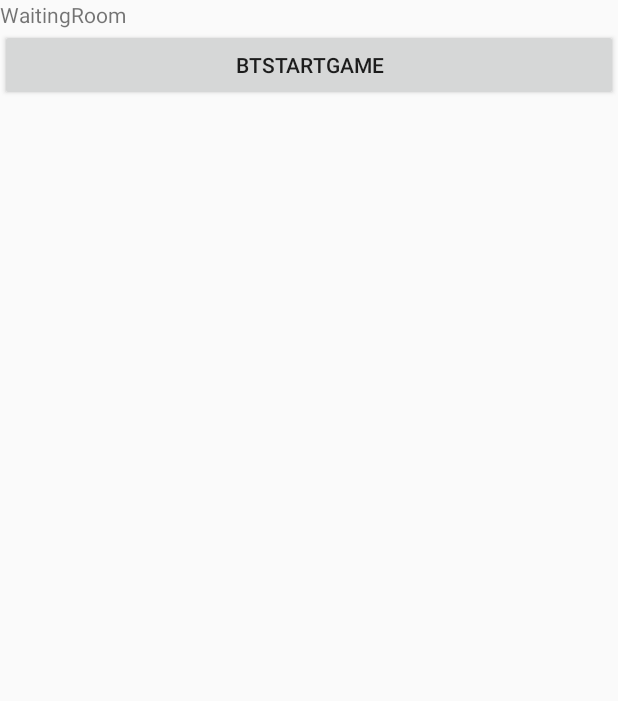
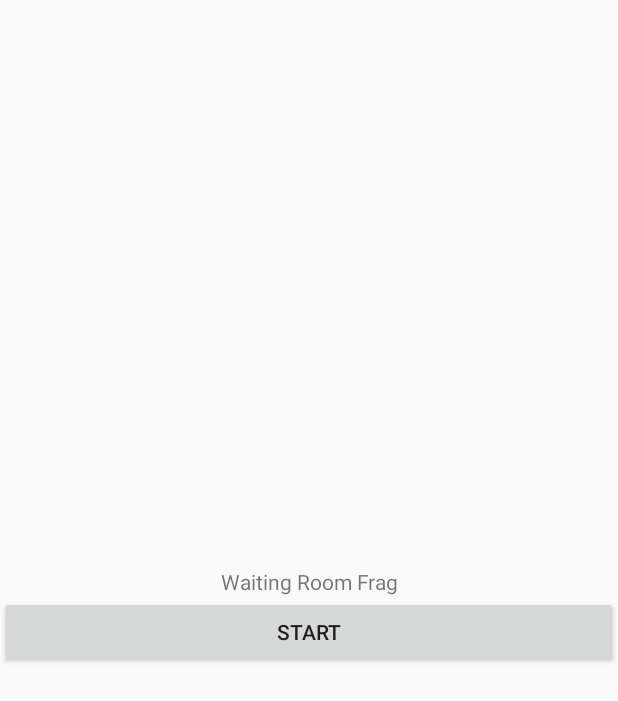
Before and after one commit to YannickVeron/DimSpaceTeam, an Android app: the layout waiting_room_fragment.xml on its own in the app's theme, with its tools: preview values and no code run, on a phone screen of 412 x 824 dp. Shown: the top 701 px of the screen. Run offline under Robolectric (Android 15) with nearby library versions, the phone set to English and light mode, and no system bars.

Commit message:
Switch WaitingRoom to fragment

```diff
--- a/app/src/main/AndroidManifest.xml
+++ b/app/src/main/AndroidManifest.xml
@@ -17,7 +17,7 @@
                 <category android:name="android.intent.category.LAUNCHER" />
             </intent-filter>
         </activity>
-        <activity android:name=".WaitingRoom" ></activity>
+        <activity android:name=".GameActivity" ></activity>
     </application>
 
 </manifest>
--- a/app/src/main/java/com/example/dimspaceteam/MainActivity.kt
+++ b/app/src/main/java/com/example/dimspaceteam/MainActivity.kt
@@ -27,7 +27,7 @@ class MainActivity : AppCompatActivity() {
         builder.setView(dialogLayout)
         builder.setPositiveButton("Connect") {
                 dialogInterface, i -> Toast.makeText(applicationContext, "EditText is " + username.text.toString(), Toast.LENGTH_SHORT).show()
-            val intent = Intent(this, WaitingRoom::class.java)
+            val intent = Intent(this,GameActivity::class.java)
             startActivity(intent)
         }
         builder.show()
--- a/app/src/main/java/com/example/dimspaceteam/WaitingRoom.kt
+++ /dev/null
@@ -1,15 +0,0 @@
-package com.example.dimspaceteam
-
-
-import androidx.appcompat.app.AppCompatActivity
-import android.os.Bundle
-
-class WaitingRoom : AppCompatActivity() {
-
-    override fun onCreate(savedInstanceState: Bundle?) {
-        super.onCreate(savedInstanceState)
-        setContentView(R.layout.waiting_room)
-
-        //test
-    }
-}
--- a/app/src/main/res/layout/waiting_room.xml
+++ b/app/src/main/res/layout/waiting_room_fragment.xml
@@ -1,17 +1,20 @@
 <?xml version="1.0" encoding="utf-8"?>
 <LinearLayout xmlns:android="http://schemas.android.com/apk/res/android"
-    android:orientation="vertical" android:layout_width="match_parent"
-    android:layout_height="match_parent">
+    android:layout_width="match_parent"
+    android:layout_height="match_parent"
+    android:gravity="center"
+    android:orientation="vertical">
 
     <TextView
-        android:id="@+id/textView2"
+        android:id="@+id/textView3"
         android:layout_width="match_parent"
         android:layout_height="wrap_content"
-        android:text="WaitingRoom" />
+        android:text="Waiting Room Frag"
+        android:textAlignment="center" />
 
     <Button
-        android:id="@+id/button"
+        android:id="@+id/btnStart"
         android:layout_width="match_parent"
         android:layout_height="wrap_content"
-        android:text="btStartGame" />
+        android:text="Start" />
 </LinearLayout>
```
Also changed, not shown: app/src/main/java/com/example/dimspaceteam/GameActivity.kt (added, +14 -0 lines), app/src/main/java/com/example/dimspaceteam/WaitingRoomFragment.kt (added, +23 -0 lines), app/src/main/res/layout/game.xml (+6 -19 lines), app/src/main/res/layout/question_fragment.xml (added, +27 -0 lines).
